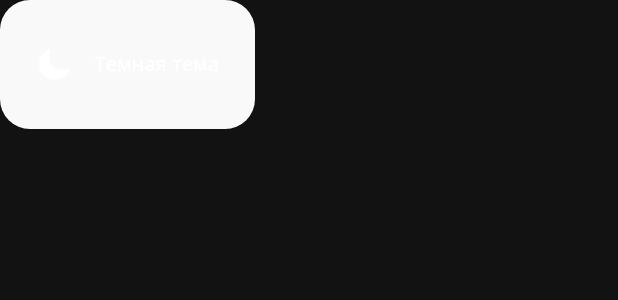
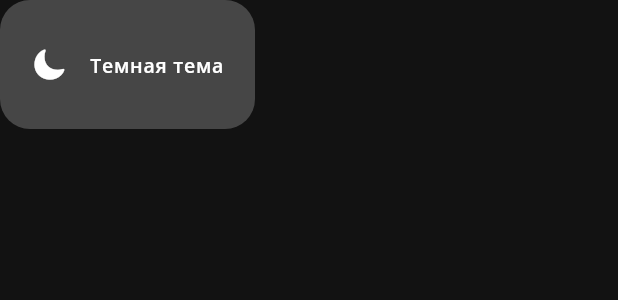
Before and after one commit to androidparanoidal/shop_app_test, a Flutter app: the ThemeButton widget shown alone on an empty page, opened directly, after a tap on "Темная тема", on a phone screen of 412 x 824 dp. Shown: the top 300 px of the screen. Run offline on Flutter 3.47's test engine with Material 3 defaults, Android fonts, the phone set to English and light mode, and no system bars; our stand-ins replace auto_route, equatable, flutter_bloc, get_it, sqflite; accounts and stored records are empty; network calls fail.

Commit message:
Correcting UI

```diff
--- a/lib/features/catalogue/view/catalogue_page.dart
+++ b/lib/features/catalogue/view/catalogue_page.dart
@@ -87,16 +87,13 @@ class _CataloguePageState extends State<CataloguePage> {
             if (state is ItemsListLoaded) {
               return ListView(
                 children: [
-                  const Padding(
-                    padding: EdgeInsets.all(8.0),
+                  Padding(
+                    padding: const EdgeInsets.only(
+                        top: 20, bottom: 20, left: 10, right: 10),
                     child: Text(
-                      'Каждый день тысячи девушек распаковывают пакеты \nс новинками Lichi и становятся счастливее, ведь \nочевидно, что новое платье может \nизменить день, а с ним и всю жизнь!',
+                      'Каждый день тысячи девушек распаковывают пакеты с новинками Lichi и становятся счастливее, ведь очевидно, что новое платье может изменить день, а с ним и всю жизнь!',
                       textAlign: TextAlign.center,
-                      style: TextStyle(
-                        fontFamily: 'OpenSans_Light',
-                        fontSize: 13,
-                        color: AppColors.darkColor,
-                      ),
+                      style: Theme.of(context).textTheme.labelSmall,
                     ),
                   ),
                   const SizedBox(height: 10),
@@ -108,7 +105,7 @@ class _CataloguePageState extends State<CataloguePage> {
                         icon: const Icon(CupertinoIcons.moon_fill),
                         onTapMethod: () {
                           Provider.of<ThemeProvider>(context, listen: false)
-                              .toggleTheme();
+                              .turnDarkTheme();
                         },
                       ),
                       const SizedBox(width: 10),
@@ -117,7 +114,7 @@ class _CataloguePageState extends State<CataloguePage> {
                         icon: const Icon(Icons.sunny),
                         onTapMethod: () {
                           Provider.of<ThemeProvider>(context, listen: false)
-                              .toggleTheme();
+                              .turnLightTheme();
                         },
                       ),
                     ],
@@ -128,11 +125,7 @@ class _CataloguePageState extends State<CataloguePage> {
                       child: DropdownButton(
                         value: dropdownValue,
                         icon: const Icon(Icons.expand_more),
-                        style: const TextStyle(
-                          fontSize: 13,
-                          color: AppColors.darkColor,
-                          fontFamily: 'OpenSans_Regular',
-                        ),
+                        style: Theme.of(context).textTheme.labelMedium,
                         items: items.map((String items) {
                           return DropdownMenuItem(
                             value: items,
@@ -154,7 +147,7 @@ class _CataloguePageState extends State<CataloguePage> {
                     shrinkWrap: true,
                     gridDelegate:
                         const SliverGridDelegateWithFixedCrossAxisCount(
-                      childAspectRatio: 0.5,
+                      childAspectRatio: 0.48,
                       crossAxisCount: 2,
                     ),
                     physics: const NeverScrollableScrollPhysics(),
@@ -162,7 +155,7 @@ class _CataloguePageState extends State<CataloguePage> {
                     itemBuilder: (context, index) {
                       final productId = state.itemsList.aProduct[index].id;
                       return Padding(
-                        padding: const EdgeInsets.all(4.0),
+                        padding: const EdgeInsets.all(3.0),
                         child: GestureDetector(
                           onTap: () {
                             AutoRouter.of(context)
@@ -170,17 +163,25 @@ class _CataloguePageState extends State<CataloguePage> {
                           },
                           child: Column(
                             children: [
-                              Image.network(state
-                                  .itemsList.aProduct[index].photos[0].big),
-                              Text(
-                                  '${state.itemsList.aProduct[index].price} руб.'),
+                              ClipRRect(
+                                borderRadius: BorderRadius.circular(15),
+                                child: Image.network(state
+                                    .itemsList.aProduct[index].photos[0].big),
+                              ),
+                              Padding(
+                                padding: const EdgeInsets.all(8),
+                                child: Text(
+                                    '${state.itemsList.aProduct[index].price} руб.',
+                                    style:
+                                        Theme.of(context).textTheme.titleSmall),
+                              ),
                               Padding(
                                 padding:
-                                    const EdgeInsets.symmetric(horizontal: 4),
+                                    const EdgeInsets.symmetric(horizontal: 3),
                                 child: Text(
                                   state.itemsList.aProduct[index].name,
                                   textAlign: TextAlign.center,
-                                  style: const TextStyle(fontSize: 13),
+                                  style: Theme.of(context).textTheme.bodyMedium,
                                 ),
                               ),
                               //colors
@@ -196,23 +197,41 @@ class _CataloguePageState extends State<CataloguePage> {
             if (state is ItemsListLoadingFailure) {
               return Center(
                 child: Column(
+                  mainAxisAlignment: MainAxisAlignment.spaceEvenly,
                   children: [
-                    const Text(
-                      'Товары в данной категории отсутствуют,пожалуйста, выберите другую :(',
+                    const SizedBox(height: 30),
+                    Text(
+                      'Произошла ошибка, пожалуйста повторите позднее',
                       textAlign: TextAlign.center,
-                      style: TextStyle(
-                        fontFamily: 'OpenSans_Light',
-                        fontSize: 13,
-                        color: AppColors.darkColor,
-                      ),
+                      style: Theme.of(context).textTheme.labelSmall,
                     ),
-                    const SizedBox(height: 40),
-                    TextButton(
-                      onPressed: () {
+                    const SizedBox(height: 30),
+                    GestureDetector(
+                      onTap: () {
                         _itemsListBloc.add(LoadItemsList(
                             category: dropdownValue.toLowerCase()));
                       },
-                      child: const Text('Повторить'),
+                      child: Padding(
+                        padding: const EdgeInsets.symmetric(horizontal: 40),
+                        child: Container(
+                          height: 65,
+                          width: 150,
+                          decoration: BoxDecoration(
+                              color: Theme.of(context).colorScheme.background,
+                              borderRadius: BorderRadius.circular(50)),
+                          child: Center(
+                            child: Row(
+                              mainAxisAlignment: MainAxisAlignment.center,
+                              children: [
+                                Text(
+                                  'Повторить',
+                                  style: Theme.of(context).textTheme.bodyLarge,
+                                ),
+                              ],
+                            ),
+                          ),
+                        ),
+                      ),
                     ),
                   ],
                 ),
--- a/lib/features/catalogue/widgets/theme_button.dart
+++ b/lib/features/catalogue/widgets/theme_button.dart
@@ -21,7 +21,7 @@ class ThemeButton extends StatelessWidget {
         width: 170,
         height: 86,
         decoration: BoxDecoration(
-            color: AppColors.lightColor,
+            color: Theme.of(context).colorScheme.primary,
             borderRadius: BorderRadius.circular(20)),
         child: Center(
           child: Row(
@@ -29,7 +29,7 @@ class ThemeButton extends StatelessWidget {
             children: [
               icon,
               const SizedBox(width: 15),
-              Text(title),
+              Text(title, style: Theme.of(context).textTheme.labelMedium),
             ],
           ),
         ),
--- a/lib/theme/theme.dart
+++ b/lib/theme/theme.dart
@@ -19,15 +19,36 @@ ThemeData lightTheme = ThemeData(
     secondary: AppColors.darkColor,
   ),
   textTheme: const TextTheme(
-    bodyMedium: TextStyle(
-      fontFamily: 'OpenSans_Regular',
-      fontSize: 13,
+    // for price
+    titleSmall: TextStyle(
+      fontFamily: 'OpenSans_SemiBold',
+      fontSize: 16,
       color: AppColors.darkColor,
     ),
+    // for name of products
+    bodyMedium: TextStyle(
+      fontFamily: 'OpenSans_Light',
+      fontSize: 14,
+      color: AppColors.darkColor,
+    ),
+
+    // for the ordinary text fields
     labelSmall: TextStyle(
       fontFamily: 'OpenSans_Light',
       fontSize: 13,
       color: AppColors.darkColor,
+    ),
+    // for text in light buttons
+    labelMedium: TextStyle(
+      fontFamily: 'OpenSans_SemiBold',
+      fontSize: 13,
+      color: AppColors.darkColor,
+    ),
+    // for black buttons
+    bodyLarge: TextStyle(
+      fontFamily: 'OpenSans_SemiBold',
+      fontSize: 13,
+      color: AppColors.lightColor,
     ),
   ),
 );
@@ -49,15 +70,35 @@ ThemeData darkTheme = ThemeData(
       primary: Color.fromARGB(255, 70, 70, 70),
       secondary: Colors.white),
   textTheme: const TextTheme(
+    // for price
+    titleSmall: TextStyle(
+      fontFamily: 'OpenSans_SemiBold',
+      fontSize: 16,
+      color: AppColors.whiteColor,
+    ),
+    // for name of products
     bodyMedium: TextStyle(
-      fontFamily: 'OpenSans_Regular',
-      fontSize: 13,
-      color: Colors.white,
+      fontFamily: 'OpenSans_Light',
+      fontSize: 14,
+      color: AppColors.whiteColor,
     ),
+    // for the ordinary text fields
     labelSmall: TextStyle(
       fontFamily: 'OpenSans_Light',
       fontSize: 13,
-      color: Colors.white,
+      color: AppColors.whiteColor,
+    ),
+    // for text in light buttons
+    labelMedium: TextStyle(
+      fontFamily: 'OpenSans_SemiBold',
+      fontSize: 13,
+      color: AppColors.whiteColor,
+    ),
+    // for black buttons
+    bodyLarge: TextStyle(
+      fontFamily: 'OpenSans_SemiBold',
+      fontSize: 16,
+      color: AppColors.whiteColor,
     ),
   ),
 );
--- a/lib/theme/theme_provider.dart
+++ b/lib/theme/theme_provider.dart
@@ -11,9 +11,25 @@ class ThemeProvider with ChangeNotifier {
     notifyListeners();
   }
 
-  void toggleTheme() {
+  // void toggleTheme() {
+  //   if (_themeData == lightTheme) {
+  //     themeData = darkTheme;
+  //   } else {
+  //     themeData = lightTheme;
+  //   }
+  // }
+
+  void turnDarkTheme() {
     if (_themeData == lightTheme) {
       themeData = darkTheme;
+    } else {
+      themeData = darkTheme;
+    }
+  }
+
+  void turnLightTheme() {
+    if (_themeData == darkTheme) {
+      themeData = lightTheme;
     } else {
       themeData = lightTheme;
     }
--- a/pubspec.yaml
+++ b/pubspec.yaml
@@ -48,3 +48,7 @@ flutter:
     - family: OpenSans_Light
       fonts:
         - asset: fonts/OpenSans_Light.ttf
+
+    - family: OpenSans_SemiBold
+      fonts:
+        - asset: fonts/OpenSans_SemiBold.ttf
```
Also changed, not shown: lib/features/cart/view/cart_page.dart (+86 -71 lines), lib/features/product/view/alert_screen.dart (+9 -7 lines), lib/features/product/view/product_detail_page.dart (+8 -3 lines), fonts/OpenSans_SemiBold.ttf (added), 1 other file.
